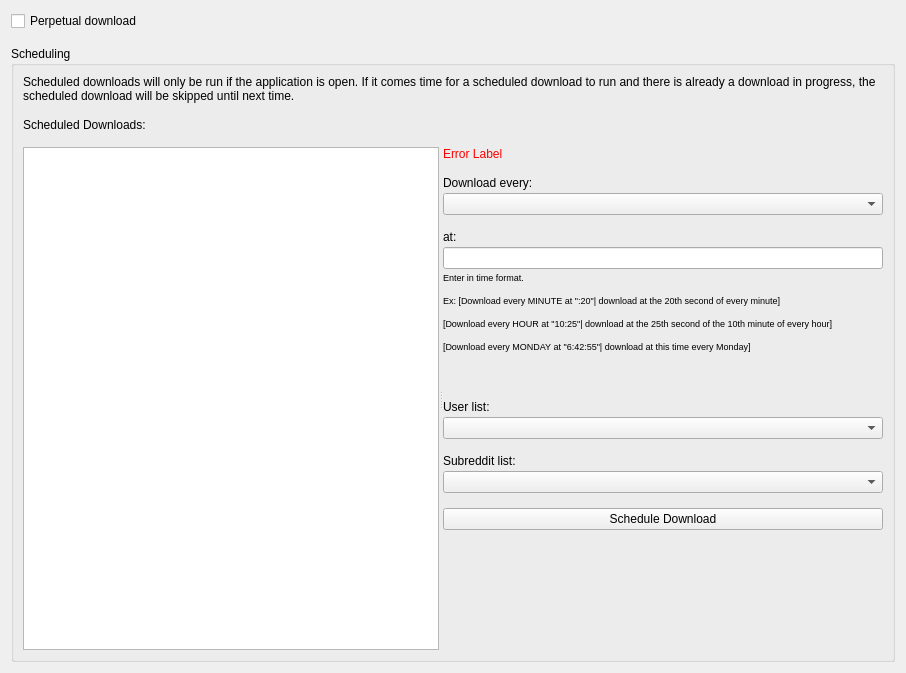
First picture: the form in Resources/ui_files/settings/schedule_settings_widget.ui, repository MalloyDelacroix/DownloaderForReddit, before the edit.
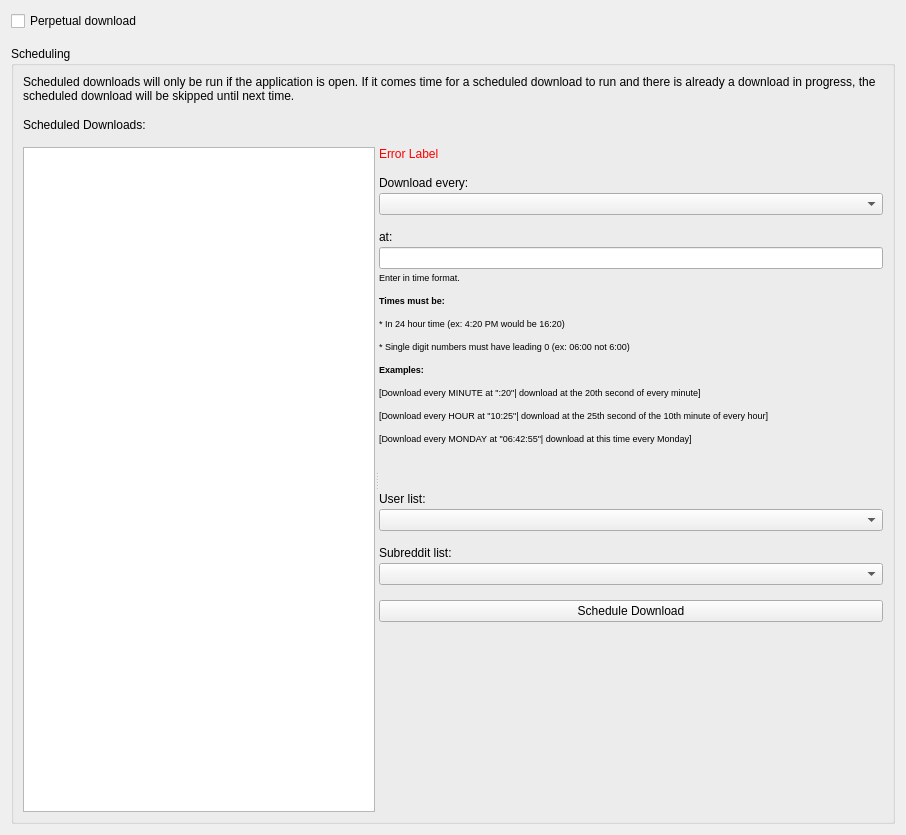
Second picture: the form after the edit.

Commit message: Fix various download scheduler errors

Diff of the .ui file:
```diff
--- a/Resources/ui_files/settings/schedule_settings_widget.ui
+++ b/Resources/ui_files/settings/schedule_settings_widget.ui
@@ -7,7 +7,7 @@
     <x>0</x>
     <y>0</y>
     <width>906</width>
-    <height>673</height>
+    <height>835</height>
    </rect>
   </property>
   <property name="windowTitle">
@@ -120,7 +120,7 @@
                </font>
               </property>
               <property name="text">
-               <string>&lt;html&gt;&lt;head/&gt;&lt;body&gt;&lt;p&gt;Enter in time format. &lt;/p&gt;&lt;p&gt;Ex: [Download every MINUTE at &amp;quot;:20&amp;quot;| download at the 20th second of every minute]&lt;/p&gt;&lt;p&gt;[Download every HOUR at &amp;quot;10:25&amp;quot;| download at the 25th second of the 10th minute of every hour]&lt;/p&gt;&lt;p&gt;[Download every MONDAY at &amp;quot;6:42:55&amp;quot;| download at this time every Monday]&lt;/p&gt;&lt;p&gt;&lt;br/&gt;&lt;/p&gt;&lt;/body&gt;&lt;/html&gt;</string>
+               <string>&lt;html&gt;&lt;head/&gt;&lt;body&gt;&lt;p&gt;Enter in time format. &lt;/p&gt;&lt;p&gt;&lt;span style=&quot; font-weight:600;&quot;&gt;Times must be:&lt;/span&gt;&lt;/p&gt;&lt;p&gt;* In 24 hour time (ex: 4:20 PM would be 16:20)&lt;/p&gt;&lt;p&gt;* Single digit numbers must have leading 0 (ex: 06:00 not 6:00)&lt;/p&gt;&lt;p&gt;&lt;span style=&quot; font-weight:600;&quot;&gt;Examples: &lt;/span&gt;&lt;/p&gt;&lt;p&gt;[Download every MINUTE at &amp;quot;:20&amp;quot;| download at the 20th second of every minute]&lt;/p&gt;&lt;p&gt;[Download every HOUR at &amp;quot;10:25&amp;quot;| download at the 25th second of the 10th minute of every hour]&lt;/p&gt;&lt;p&gt;[Download every MONDAY at &amp;quot;06:42:55&amp;quot;| download at this time every Monday]&lt;/p&gt;&lt;p&gt;&lt;br/&gt;&lt;/p&gt;&lt;/body&gt;&lt;/html&gt;</string>
               </property>
               <property name="wordWrap">
                <bool>true</bool>
```
The commit also changes 3 other files.
